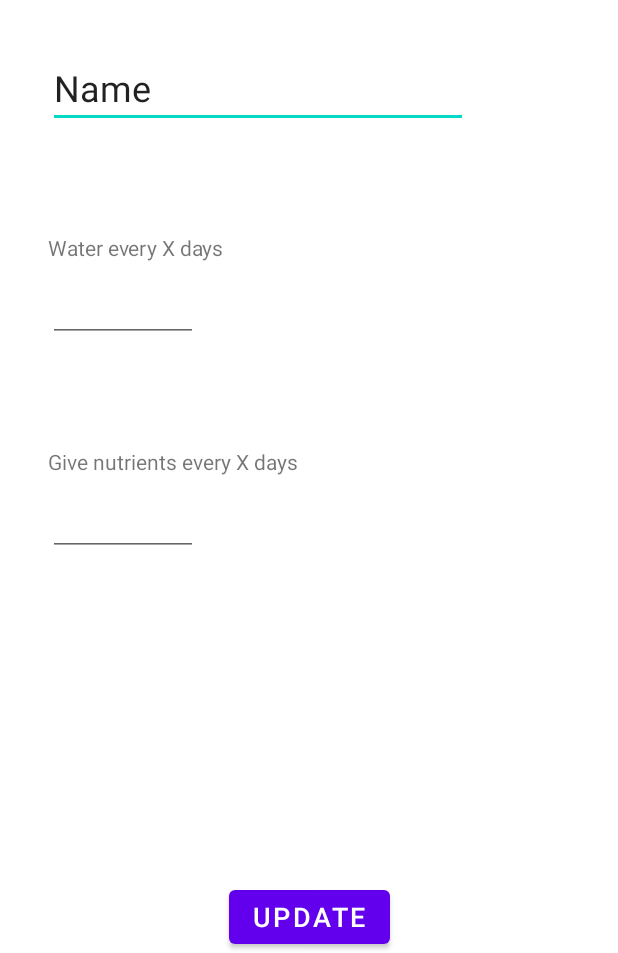
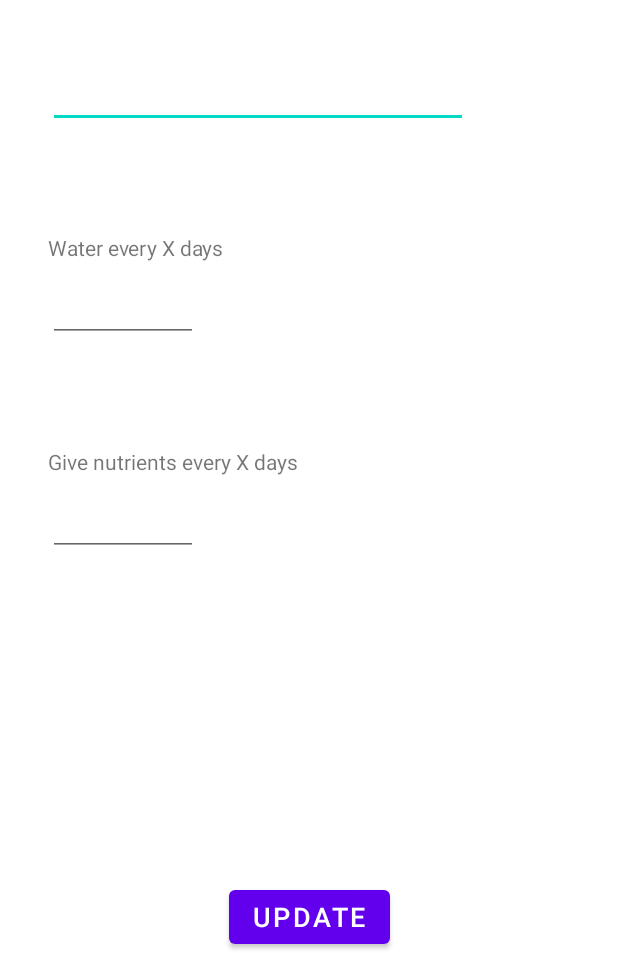
Before and after one commit to t3ss-acode/Plant-app, an Android app: the EditPlantActivity screen opened directly, with no data from a screen before it, on a phone screen of 412 x 824 dp, the part 283-1236 px from its top. Run offline under Robolectric (Android 15) with nearby library versions, the phone set to English and light mode, and no system bars.

```diff
--- a/app/src/main/java/com/example/plant_app/notificationStuff/NotificationReceiver.java
+++ b/app/src/main/java/com/example/plant_app/notificationStuff/NotificationReceiver.java
@@ -29,7 +29,6 @@ public class NotificationReceiver extends BroadcastReceiver {
 
     // Notification ID.
     // NOTIFCATION_ID = the plants id
-    //private static final int NOTIFICATION_ID = 0;
 
     private NotificationManager mNotifyManager;
 
@@ -44,10 +43,6 @@ public class NotificationReceiver extends BroadcastReceiver {
             Intent repeatingIntent = new Intent(context, MainActivity.class);
             repeatingIntent.setFlags(Intent.FLAG_ACTIVITY_CLEAR_TOP);
 
-            /*
-            PendingIntent pendingIntent = PendingIntent.getActivity(context, id,
-                    repeatingIntent, PendingIntent.FLAG_UPDATE_CURRENT);
-             */
             createNotificationChannel(context);
 
             // Build the notification with all of the parameters using helper method
--- a/app/src/main/res/layout/activity_edit_plant.xml
+++ b/app/src/main/res/layout/activity_edit_plant.xml
@@ -15,7 +15,6 @@
         android:layout_marginTop="32dp"
         android:ems="10"
         android:inputType="textPersonName"
-        android:text="Name"
         android:textAppearance="@style/TextAppearance.AppCompat.Medium"
         android:textSize="24sp"
         app:layout_constraintStart_toStartOf="parent"
@@ -54,7 +53,7 @@
         android:layout_marginEnd="8dp"
         android:layout_marginRight="8dp"
         android:onClick="deletePlant"
-        android:text="Delete"
+        android:text="@string/edit_delete_text"
         android:textSize="18sp"
         app:layout_constraintEnd_toEndOf="parent"
         app:layout_constraintTop_toTopOf="parent" />
@@ -64,7 +63,7 @@
         android:layout_width="wrap_content"
         android:layout_height="wrap_content"
         android:onClick="updatePlant"
-        android:text="Update"
+        android:text="@string/edit_update_text"
         android:textSize="18sp"
         app:layout_constraintBottom_toBottomOf="parent"
         app:layout_constraintEnd_toEndOf="parent"
@@ -77,7 +76,7 @@
         android:layout_marginStart="32dp"
         android:layout_marginLeft="32dp"
         android:layout_marginTop="70dp"
-        android:text="Water every X days"
+        android:text="@string/edit_water_every_X_text"
         app:layout_constraintStart_toStartOf="parent"
         app:layout_constraintTop_toBottomOf="@+id/editNameEditText" />
 
@@ -88,7 +87,7 @@
         android:layout_marginStart="32dp"
         android:layout_marginLeft="32dp"
         android:layout_marginTop="70dp"
-        android:text="Give nutrients every X days"
+        android:text="@string/edit_nutrients_every_X_text"
         app:layout_constraintStart_toStartOf="parent"
         app:layout_constraintTop_toBottomOf="@+id/editWaterEditText" />
 
@@ -97,7 +96,7 @@
         android:layout_width="wrap_content"
         android:layout_height="wrap_content"
         android:layout_marginTop="100dp"
-        android:text="No plant found"
+        android:text="@string/edit_no_selected_plant_text"
         android:textSize="24sp"
         android:visibility="invisible"
         app:layout_constraintEnd_toEndOf="parent"
--- a/app/src/main/res/layout/activity_id_plant.xml
+++ b/app/src/main/res/layout/activity_id_plant.xml
@@ -20,7 +20,7 @@
         android:id="@+id/loading_text"
         android:layout_width="wrap_content"
         android:layout_height="wrap_content"
-        android:text="Loading result, please wait"
+        android:text="@string/loading_text"
         android:textAppearance="@style/TextAppearance.AppCompat.Body1"
         android:textColor="#21736A"
         android:textSize="24sp"
@@ -38,7 +38,6 @@
         android:gravity="center"
         android:text="@string/plantId_tutorial_text"
         android:textAppearance="@style/TextAppearance.AppCompat.Body1"
-        android:textColor="#21736A"
         android:textSize="20sp"
         app:layout_constraintBottom_toTopOf="@+id/startCameraButton"
         app:layout_constraintEnd_toEndOf="parent"
--- a/app/src/main/res/layout/plant_item.xml
+++ b/app/src/main/res/layout/plant_item.xml
@@ -8,8 +8,10 @@
     android:orientation="vertical"
     android:paddingTop="30dp"
     android:paddingLeft="30dp"
+    android:paddingRight="30dp"
     android:paddingBottom="30dp"
-    android:background="@drawable/ic_bakgrund">
+    android:background="@drawable/ic_bakgrund"
+    android:paddingStart="30dp">
 
     <TextView
         android:id="@+id/plant_name_text"
--- a/app/src/main/res/values/strings.xml
+++ b/app/src/main/res/values/strings.xml
@@ -32,4 +32,10 @@
         and we will try and identify what plant it is</string>
     <string name="taken_image_description">Displays the image taken</string>
     <string name="plantId_button_text">Take photo</string>
+    <string name="loading_text">Loading result, please wait</string>
+    <string name="edit_delete_text">Delete</string>
+    <string name="edit_update_text">Update</string>
+    <string name="edit_water_every_X_text">Water every X days</string>
+    <string name="edit_nutrients_every_X_text">Give nutrients every X days</string>
+    <string name="edit_no_selected_plant_text">No plant found</string>
 </resources>
```
Also changed, not shown: app/src/main/java/com/example/plant_app/AddPlantActivity.java (+1 -33 lines), app/src/main/java/com/example/plant_app/EditPlantActivity.java (+11 -6 lines), app/src/main/java/com/example/plant_app/notificationStuff/NotificationSetter.java (+27 -2 lines).
